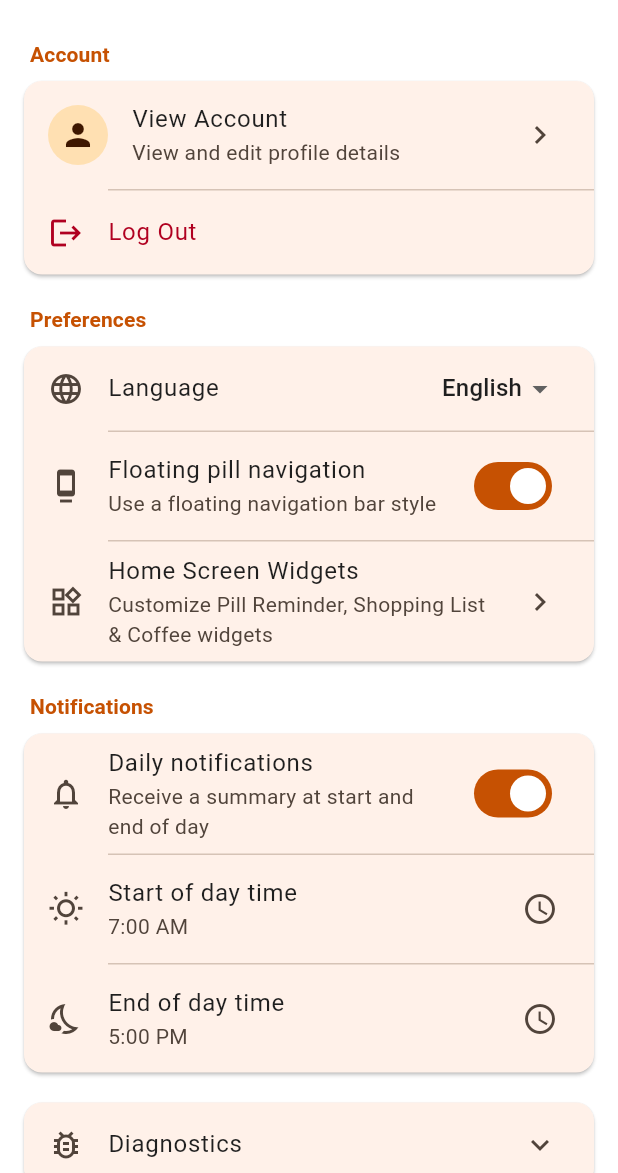
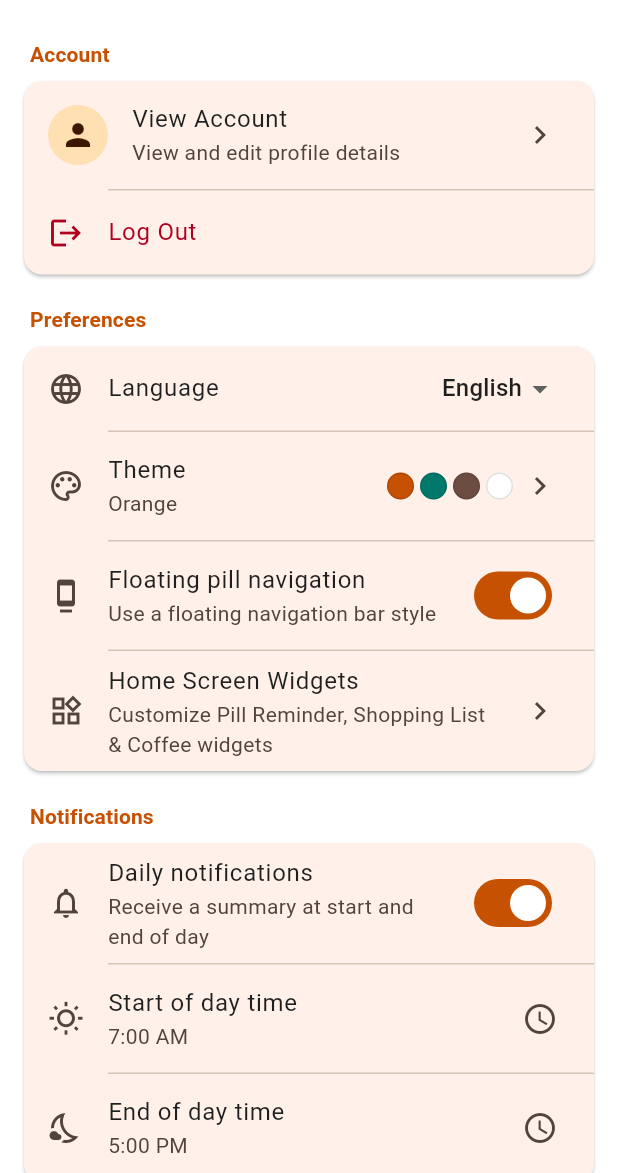
Before and after one commit to kianniek/HouseKeepr, a Flutter app: the screen it shows once a user with an empty profile is signed in, after a tap on "Create", after a tap on the "settings" icon, on a phone screen of 412 x 824 dp, the part 63-1236 px from its top. Run offline on Flutter 3.47's test engine with Material 3 defaults, Android fonts, the phone set to English and light mode, and no system bars; drawn by our look-alikes of dynamic_color; our stand-ins replace app_links, barcode_widget, cloud_firestore, cloud_functions, equatable, firebase_auth and 18 more; missing offline and left inert: extension_google_sign_in_as_googleapis_auth, googleapis, home_widget, in_app_update, mobile_scanner; accounts and stored records are empty; network calls fail.

Commit message:
feat: implement core settings, localization, theming, and settings page UI

```diff
--- a/lib/core/widget_settings.dart
+++ b/lib/core/widget_settings.dart
@@ -22,7 +22,7 @@ class WidgetSettings {
     this.coffeeIncludeCustomRecipes = true,
     this.coffeeShowSubtitle = true,
     this.widgetFollowAppTheme = true,
-    this.widgetThemeType = 'classic',
+    this.widgetThemeType = 'orange',
     this.widgetThemeMode = 'system',
   });
 
@@ -85,7 +85,7 @@ class WidgetSettingsRepository {
           prefs.getBool(coffeeIncludeCustomRecipesKey) ?? true,
       coffeeShowSubtitle: prefs.getBool(coffeeShowSubtitleKey) ?? true,
       widgetFollowAppTheme: prefs.getBool(widgetFollowAppThemeKey) ?? true,
-      widgetThemeType: prefs.getString(widgetThemeTypeKey) ?? 'classic',
+      widgetThemeType: prefs.getString(widgetThemeTypeKey) ?? 'orange',
       widgetThemeMode: prefs.getString(widgetThemeModeKey) ?? 'system',
     );
   }
--- a/lib/l10n/app_en.arb
+++ b/lib/l10n/app_en.arb
@@ -18,6 +18,12 @@
 
   "homeScreenWidgetsSubtitle": "Customize Pill Reminder, Shopping List & Coffee widgets",
   "@homeScreenWidgetsSubtitle": { "description": "Home screen widgets settings tile subtitle" },
+
+  "themeTitle": "Theme",
+  "@themeTitle": { "description": "Theme setting label" },
+
+  "selectTheme": "Select theme",
+  "@selectTheme": { "description": "Theme picker sheet title" },
 
   "language": "Language",
   "@language": { "description": "Language setting label" },
--- a/lib/l10n/app_nl.arb
+++ b/lib/l10n/app_nl.arb
@@ -12,6 +12,10 @@
   "homeScreenWidgetsTitle": "Startschermwidgets",
 
   "homeScreenWidgetsSubtitle": "Pas Pilherinnering-, Boodschappenlijst- en Koffiewidgets aan",
+
+  "themeTitle": "Thema",
+
+  "selectTheme": "Thema kiezen",
 
   "language": "Taal",
 
--- a/lib/main.dart
+++ b/lib/main.dart
@@ -77,7 +77,10 @@ Future<void> main() async {
     debugPrint('Firebase initialization failed: $e\n$st');
   }
 
-  await ThemeController.instance.load();
+  final initialUid = Firebase.apps.isNotEmpty
+      ? FirebaseAuth.instance.currentUser?.uid
+      : null;
+  await ThemeController.instance.load(userId: initialUid);
 
   await LocaleProvider.instance.load();
 
@@ -313,6 +316,7 @@ class _AppRootState extends State<AppRoot> {
     if (authListenerAttached) return;
     authListenerAttached = true;
     authSub = FirebaseAuth.instance.authStateChanges().listen((firebaseUser) {
+      unawaited(ThemeController.instance.setUserId(firebaseUser?.uid));
       if (!mounted) return;
       if (firebaseUser == null) {
         setState(() {
--- a/lib/services/theme_controller.dart
+++ b/lib/services/theme_controller.dart
@@ -5,6 +5,10 @@ import 'package:shared_preferences/shared_preferences.dart';
 import '../ui/common/app_theme.dart';
 import 'widget_service.dart';
 
+/// Manages the app's fruit theme palette and light/dark/system mode.
+///
+/// Preferences are stored locally per signed-in user in [SharedPreferences]
+/// and are never synced to the cloud.
 class ThemeController extends ChangeNotifier {
   static const String _prefsKey = 'app_theme_type';
   static const String _modePrefsKey = 'app_theme_mode';
@@ -13,56 +17,70 @@ class ThemeController extends ChangeNotifier {
   ThemeController._();
 
   SharedPreferences? _prefs;
-  AppThemeType _current = AppThemeType.classic;
+  String? _userId;
+  AppThemeType _current = AppThemeType.orange;
   ThemeMode _themeMode = ThemeMode.system;
 
   AppThemeType get currentTheme => _current;
   ThemeMode get themeMode => _themeMode;
+  String? get userId => _userId;
 
-  Future<void> load() async {
+  String get _scopedThemeKey =>
+      _userId == null ? _prefsKey : '${_prefsKey}_$_userId';
+  String get _scopedModeKey =>
+      _userId == null ? _modePrefsKey : '${_modePrefsKey}_$_userId';
+
+  Future<void> load({String? userId}) async {
+    _userId = userId;
     _prefs = await SharedPreferences.getInstance();
-    final s = _prefs?.getString(_prefsKey);
-    if (s != null) {
-      _current = AppThemeType.values.firstWhere(
-        (e) => e.name == s,
-        orElse: () => AppThemeType.classic,
-      );
-    }
-    final modeStr = _prefs?.getString(_modePrefsKey);
-    if (modeStr != null) {
-      _themeMode = ThemeMode.values.firstWhere(
-        (m) => m.name == modeStr,
-        orElse: () => ThemeMode.system,
-      );
-    }
-    unawaited(
-      WidgetService.instance.syncThemeToWidgets(
-        appTheme: _current,
-        appMode: _themeMode,
-      ),
-    );
+    _loadFromPrefs();
+    _syncToWidgets();
+  }
+
+  /// Switches the active local user profile and reloads their local theme.
+  Future<void> setUserId(String? uid) async {
+    if (_userId == uid && _prefs != null) return;
+    _userId = uid;
+    _prefs ??= await SharedPreferences.getInstance();
+    _loadFromPrefs();
+    notifyListeners();
+    _syncToWidgets();
+  }
+
+  void _loadFromPrefs() {
+    final savedTheme = _prefs?.getString(_scopedThemeKey);
+    _current = savedTheme != null
+        ? AppThemePalette.typeFromName(savedTheme)
+        : AppThemeType.orange;
+
+    final modeStr = _prefs?.getString(_scopedModeKey);
+    _themeMode = modeStr != null
+        ? ThemeMode.values.firstWhere(
+            (m) => m.name == modeStr,
+            orElse: () => ThemeMode.system,
+          )
+        : ThemeMode.system;
   }
 
   Future<void> setTheme(AppThemeType type) async {
     if (_current == type) return;
     _current = type;
     _prefs ??= await SharedPreferences.getInstance();
-    await _prefs?.setString(_prefsKey, type.name);
+    await _prefs?.setString(_scopedThemeKey, type.name);
     notifyListeners();
-    unawaited(
-      WidgetService.instance.syncThemeToWidgets(
-        appTheme: _current,
-        appMode: _themeMode,
-      ),
-    );
+    _syncToWidgets();
   }
 
   Future<void> setThemeMode(ThemeMode mode) async {
     if (_themeMode == mode) return;
     _themeMode = mode;
     _prefs ??= await SharedPreferences.getInstance();
-    await _prefs?.setString(_modePrefsKey, mode.name);
+    await _prefs?.setString(_scopedModeKey, mode.name);
     notifyListeners();
+    _syncToWidgets();
+  }
+
+  void _syncToWidgets() {
     unawaited(
       WidgetService.instance.syncThemeToWidgets(
         appTheme: _current,
--- a/lib/ui/common/app_theme.dart
+++ b/lib/ui/common/app_theme.dart
@@ -1,18 +1,20 @@
 import 'package:flutter/material.dart';
 
-enum AppThemeType { classic, midnight, forest, sunset }
+enum AppThemeType { orange, strawberry, blueberry, lime, grape }
 
 extension AppThemeTypeX on AppThemeType {
   String get label {
     switch (this) {
-      case AppThemeType.classic:
-        return 'Classic';
-      case AppThemeType.midnight:
-        return 'Midnight';
-      case AppThemeType.forest:
-        return 'Forest';
-      case AppThemeType.sunset:
-        return 'Sunset';
+      case AppThemeType.orange:
+        return 'Orange';
+      case AppThemeType.strawberry:
+        return 'Strawberry';
+      case AppThemeType.blueberry:
+        return 'Blueberry';
+      case AppThemeType.lime:
+        return 'Lime';
+      case AppThemeType.grape:
+        return 'Grape';
     }
   }
 }
@@ -111,14 +113,27 @@ class AppThemePalette {
 
   static AppThemePalette forType(AppThemeType t) => _palettes[t]!;
 
-  /// Lookup palette by enum name, falling back to [AppThemeType.classic].
-  static AppThemePalette forName(String? name) {
-    final type = AppThemeType.values.firstWhere(
-      (e) => e.name == name,
-      orElse: () => AppThemeType.classic,
-    );
-    return forType(type);
+  /// Lookup [AppThemeType] by enum or legacy name, falling back to [AppThemeType.orange].
+  static AppThemeType typeFromName(String? name) {
+    switch (name) {
+      case 'classic':
+        return AppThemeType.orange;
+      case 'midnight':
+        return AppThemeType.blueberry;
+      case 'forest':
+        return AppThemeType.lime;
+      case 'sunset':
+        return AppThemeType.strawberry;
+      default:
+        return AppThemeType.values.firstWhere(
+          (e) => e.name == name,
+          orElse: () => AppThemeType.orange,
+        );
+    }
   }
+
+  /// Lookup palette by enum name, falling back to [AppThemeType.orange].
+  static AppThemePalette forName(String? name) => forType(typeFromName(name));
 
   /// Exports ARGB color integers for Android home-screen widgets.
   Map<String, int> toWidgetColorsMap(Brightness brightness) {
@@ -137,8 +152,8 @@ class AppThemePalette {
   }
 
   static const Map<AppThemeType, AppThemePalette> _palettes = {
-    AppThemeType.classic: AppThemePalette._(
-      type: AppThemeType.classic,
+    AppThemeType.orange: AppThemePalette._(
+      type: AppThemeType.orange,
       seed: Color(0xFFF68801),
       // Light (WCAG AA >= 4.5:1 onPrimary/primary)
       lightPrimary: Color(0xFFC65102),
@@ -163,83 +178,109 @@ class AppThemePalette {
       darkOnSurface: Color(0xFFECECEC),
       darkOutline: Color(0xFF333333),
     ),
-    AppThemeType.midnight: AppThemePalette._(
-      type: AppThemeType.midnight,
-      seed: Color(0xFF0D47A1),
+    AppThemeType.strawberry: AppThemePalette._(
+      type: AppThemeType.strawberry,
+      seed: Color(0xFFE53935),
       // Light
-      lightPrimary: Color(0xFF0D47A1),
+      lightPrimary: Color(0xFFC62828),
+      lightOnPrimary: Color(0xFFFFFFFF),
+      lightPrimaryContainer: Color(0xFFFFCDD2),
+      lightOnPrimaryContainer: Color(0xFF410002),
+      lightSecondary: Color(0xFF00897B),
+      lightTertiary: Color(0xFFFF7043),
+      lightSurface: Color(0xFFFFFFFF),
+      lightError: Color(0xFFB00020),
+      lightOnSurface: Color(0xFF1F1F1F),
+      lightOutline: Color(0xFFBDBDBD),
+      // Dark
+      darkPrimary: Color(0xFFFF6B6B),
+      darkOnPrimary: Color(0xFF2B0000),
+      darkPrimaryContainer: Color(0xFF7F1D1D),
+      darkOnPrimaryContainer: Color(0xFFFFDAD6),
+      darkSecondary: Color(0xFF4DB6AC),
+      darkTertiary: Color(0xFFFFAB91),
+      darkSurface: Color(0xFF121212),
+      darkError: Color(0xFFCF6679),
+      darkOnSurface: Color(0xFFECECEC),
+      darkOutline: Color(0xFF3A3A3A),
+    ),
+    AppThemeType.blueberry: AppThemePalette._(
+      type: AppThemeType.blueberry,
+      seed: Color(0xFF1E88E5),
+      // Light
+      lightPrimary: Color(0xFF1565C0),
       lightOnPrimary: Color(0xFFFFFFFF),
       lightPrimaryContainer: Color(0xFFBBDEFB),
-      lightOnPrimaryContainer: Color(0xFF001F3F),
-      lightSecondary: Color(0xFF6A1B9A),
+      lightOnPrimaryContainer: Color(0xFF001D36),
+      lightSecondary: Color(0xFF7B1FA2),
       lightTertiary: Color(0xFF00ACC1),
       lightSurface: Color(0xFFFFFFFF),
       lightError: Color(0xFFB00020),
       lightOnSurface: Color(0xFF191919),
       lightOutline: Color(0xFFB0BEC5),
       // Dark
-      darkPrimary: Color(0xFF82B1FF),
-      darkOnPrimary: Color(0xFF001233),
-      darkPrimaryContainer: Color(0xFF0B3B6F),
-      darkOnPrimaryContainer: Color(0xFFDAECFF),
+      darkPrimary: Color(0xFF64B5F6),
+      darkOnPrimary: Color(0xFF001833),
+      darkPrimaryContainer: Color(0xFF0D47A1),
+      darkOnPrimaryContainer: Color(0xFFD6E9FF),
       darkSecondary: Color(0xFFCE93D8),
-      darkTertiary: Color(0xFF80DEEA),
-      darkSurface: Color(0xFF0B0F1A),
+      darkTertiary: Color(0xFF4DD0E1),
+      darkSurface: Color(0xFF0D111A),
       darkError: Color(0xFFCF6679),
       darkOnSurface: Color(0xFFE6EEF5),
       darkOutline: Color(0xFF37474F),
     ),
-    AppThemeType.forest: AppThemePalette._(
-      type: AppThemeType.forest,
-      seed: Color(0xFF2E7D32),
+    AppThemeType.lime: AppThemePalette._(
+      type: AppThemeType.lime,
+      seed: Color(0xFF43A047),
       // Light
       lightPrimary: Color(0xFF2E7D32),
       lightOnPrimary: Color(0xFFFFFFFF),
       lightPrimaryContainer: Color(0xFFC8E6C9),
-      lightOnPrimaryContainer: Color(0xFF071A08),
-      lightSecondary: Color(0xFF558B2F),
-      lightTertiary: Color(0xFF8BC34A),
+      lightOnPrimaryContainer: Color(0xFF052107),
+      lightSecondary: Color(0xFF00897B),
+      lightTertiary: Color(0xFFFBC02D),
       lightSurface: Color(0xFFFFFFFF),
       lightError: Color(0xFFB00020),
       lightOnSurface: Color(0xFF1A1A1A),
-      lightOutline: Color(0xFF9E9E9E),
+      lightOutline: Color(0xFFBDBDBD),
       // Dark
-      darkPrimary: Color(0xFFA5D6A7),
-      darkOnPrimary: Color(0xFF002104),
-      darkPrimaryContainer: Color(0xFF134E18),
-      darkOnPrimaryContainer: Color(0xFFDFF6DF),
-      darkSecondary: Color(0xFF8BC34A),
-      darkTertiary: Color(0xFF3DDC84),
-      darkSurface: Color(0xFF0B130A),
+      darkPrimary: Color(0xFF69F0AE),
+      darkOnPrimary: Color(0xFF00210E),
+      darkPrimaryContainer: Color(0xFF1B5E20),
+      darkOnPrimaryContainer: Color(0xFFD7F9DB),
+      darkSecondary: Color(0xFF4DB6AC),
+      darkTertiary: Color(0xFFFFEE58),
+      darkSurface: Color(0xFF0E140F),
       darkError: Color(0xFFCF6679),
       darkOnSurface: Color(0xFFE6F3EA),
-      darkOutline: Color(0xFF294022),
+      darkOutline: Color(0xFF2E4432),
     ),
-    AppThemeType.sunset: AppThemePalette._(
-      type: AppThemeType.sunset,
-      seed: Color(0xFFFF7043),
-      // Light (WCAG AA >= 4.5:1 onPrimary/primary)
-      lightPrimary: Color(0xFFD84315),
+    AppThemeType.grape: AppThemePalette._(
+      type: AppThemeType.grape,
+      seed: Color(0xFF8E24AA),
+      // Light
+      lightPrimary: Color(0xFF7B1FA2),
       lightOnPrimary: Color(0xFFFFFFFF),
-      lightPrimaryContainer: Color(0xFFFFCCBC),
-      lightOnPrimaryContainer: Color(0xFF3C0B00),
-      lightSecondary: Color(0xFFFF5252),
-      lightTertiary: Color(0xFFFFD54F),
+      lightPrimaryContainer: Color(0xFFE1BEE7),
+      lightOnPrimaryContainer: Color(0xFF2C003E),
+      lightSecondary: Color(0xFFD81B60),
+      lightTertiary: Color(0xFF00ACC1),
       lightSurface: Color(0xFFFFFFFF),
       lightError: Color(0xFFB00020),
-      lightOnSurface: Color(0xFF2A2A2A),
+      lightOnSurface: Color(0xFF1F1F1F),
       lightOutline: Color(0xFFBDBDBD),
       // Dark
-      darkPrimary: Color(0xFFFFAB91),
-      darkOnPrimary: Color(0xFF2B0000),
-      darkPrimaryContainer: Color(0xFF7A2F19),
-      darkOnPrimaryContainer: Color(0xFFFFDCCF),
-      darkSecondary: Color(0xFFFF8A80),
-      darkTertiary: Color(0xFFFFE082),
-      darkSurface: Color(0xFF121212),
+      darkPrimary: Color(0xFFCE93D8),
+      darkOnPrimary: Color(0xFF260033),
+      darkPrimaryContainer: Color(0xFF4A148C),
+      darkOnPrimaryContainer: Color(0xFFF3E5F5),
+      darkSecondary: Color(0xFFF48FB1),
+      darkTertiary: Color(0xFF80DEEA),
+      darkSurface: Color(0xFF140E18),
       darkError: Color(0xFFCF6679),
-      darkOnSurface: Color(0xFFECECEC),
-      darkOutline: Color(0xFF3A3A3A),
+      darkOnSurface: Color(0xFFEDE7F6),
+      darkOutline: Color(0xFF3E2E4A),
     ),
   };
 }
--- a/lib/ui/common/widgets/theme_picker_sheet.dart
+++ b/lib/ui/common/widgets/theme_picker_sheet.dart
@@ -1,5 +1,6 @@
 import 'package:flutter/material.dart';
 
+import '../../../generated/app_localizations.dart';
 import '../../../services/theme_controller.dart';
 import '../app_theme.dart';
 
@@ -27,7 +28,7 @@ class ThemePickerSheet extends StatelessWidget {
               children: [
                 ListTile(
                   title: Text(
-                    'Select theme',
+                    AppLocalizations.of(context).selectTheme,
                     style: Theme.of(context).textTheme.titleLarge,
                   ),
                 ),
--- a/lib/ui/features/profile/pages/settings_page.dart
+++ b/lib/ui/features/profile/pages/settings_page.dart
@@ -9,6 +9,9 @@ import '../../../../core/settings_repository.dart';
 import '../../../../generated/app_localizations.dart';
 import '../../../../home_screen.dart';
 import '../../../../services/notification_service.dart';
+import '../../../../services/theme_controller.dart';
+import '../../../common/app_theme.dart';
+import '../../../common/widgets/theme_picker_sheet.dart';
 import 'profile_page.dart';
 import 'widget_settings_page.dart';
 
@@ -247,6 +250,30 @@ class _SettingsPageState extends State<SettingsPage> {
             );
           },
         ),
+        ListenableBuilder(
+          listenable: ThemeController.instance,
+          builder: (context, _) {
+            final controller = ThemeController.instance;
+            final palette = AppThemePalette.forType(controller.currentTheme);
+            final scheme = Theme.of(context).brightness == Brightness.dark
+                ? palette.darkScheme()
+                : palette.lightScheme();
+            return ListTile(
+              leading: const Icon(Icons.palette_outlined),
+              title: Text(l10n.themeTitle),
+              subtitle: Text(controller.currentTheme.label),
+              trailing: Row(
+                mainAxisSize: MainAxisSize.min,
+                children: [
+                  ThemePreviewRow(scheme: scheme),
+                  const SizedBox(width: 4),
+                  const Icon(Icons.chevron_right),
+                ],
+              ),
+              onTap: () => showThemePickerSheet(context),
+            );
+          },
+        ),
         SwitchListTile(
           secondary: const Icon(Icons.dock_outlined),
           title: Text(l10n.floatingNavTitle),
```
Also changed, not shown: lib/generated/app_localizations.dart, lib/generated/app_localizations_en.dart, lib/generated/app_localizations_nl.dart, 1 other file.
